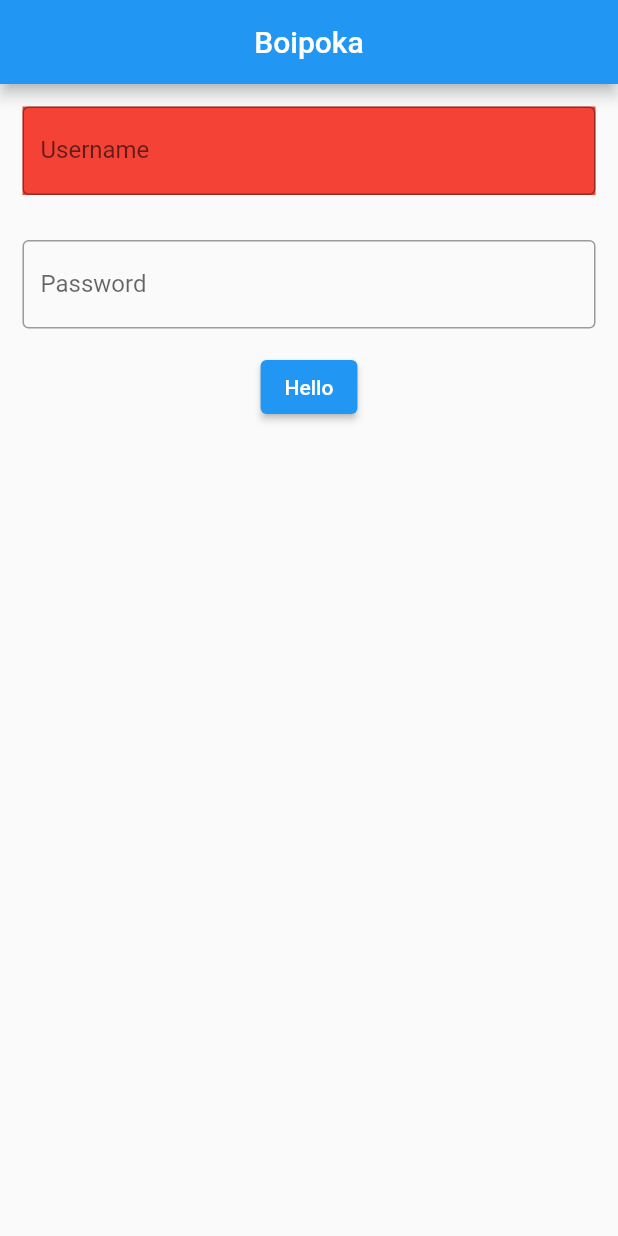
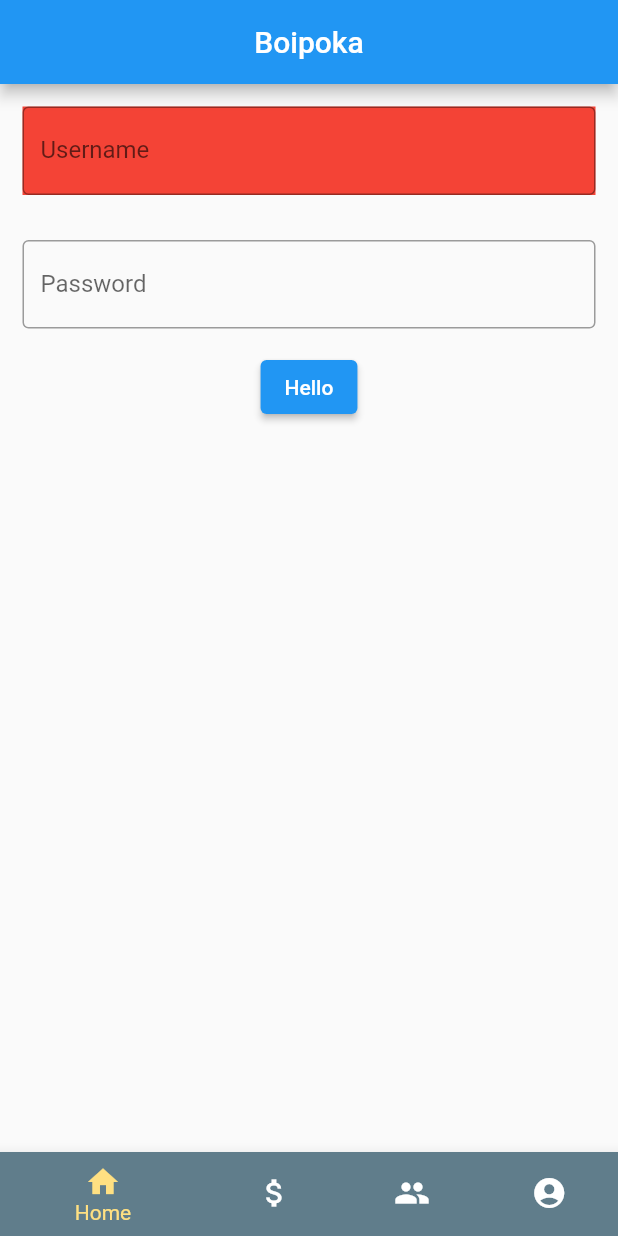
Before and after one commit to ShahriyarHussain/boipoka_mobile, a Flutter app: the screen it shows after launch, on a phone screen of 412 x 824 dp. Run offline on Flutter 3.47's test engine with Material 2 defaults, Android fonts, the phone set to English and light mode, and no system bars; our stand-ins replace flutter_secure_storage; missing offline and left inert: dart:ffi.

Commit message:
Add navbar

```diff
--- /dev/null
+++ b/lib/Routes/post_list_route.dart
@@ -0,0 +1,11 @@
+import 'package:flutter/material.dart';
+import 'package:boipoka_mobile/community/post_list.dart';
+
+class PostListRoute extends StatelessWidget {
+  const PostListRoute({Key? key}) : super(key: key);
+
+  @override
+  Widget build(BuildContext context) {
+    return const PostList();
+  }
+}
--- a/lib/auth/login.dart
+++ b/lib/auth/login.dart
@@ -1,6 +1,5 @@
 import 'dart:convert';
 import 'dart:developer';
-import 'dart:html';
 import 'package:http/http.dart' as http;
 import 'package:flutter/material.dart';
 import 'package:flutter_secure_storage/flutter_secure_storage.dart';
--- a/lib/community/post_list.dart
+++ b/lib/community/post_list.dart
@@ -19,13 +19,10 @@ class _PostListState extends State<PostList> {
   Future<void> getRequest() async {
     log('Button clicked');
     try {
-      final url = Uri.parse('$urlPrefix/api/posts');
+      final url = Uri.parse('$urlPrefix/api/posts/');
       log('url: $url');
       Response response = await get(url);
       log('response: $response');
-      text =
-          'Status code: ${response.statusCode} \n header: ${response.headers} \n body: ${response.body} ';
-      log(text);
     } catch (e) {
       log('exception: $e');
       text = '$e';
--- a/lib/main.dart
+++ b/lib/main.dart
@@ -1,3 +1,5 @@
+import 'package:boipoka_mobile/Routes/post_list_route.dart';
+import 'package:boipoka_mobile/navbar.dart';
 import 'package:flutter/material.dart';
 import 'community/post_list.dart';
 import 'auth/login.dart';
@@ -13,12 +15,18 @@ class AppMain extends StatelessWidget {
   @override
   Widget build(BuildContext context) {
     return MaterialApp(
+      title: 'Root widget',
+      initialRoute: '/',
+      routes: {
+        '/postList': (context) => const PostListRoute(),
+      },
       home: Scaffold(
         appBar: AppBar(
           backgroundColor: Colors.blue,
           title: const Text('Boipoka'),
           centerTitle: true,
         ),
+        bottomNavigationBar: Navbar(),
         body: const Center(
           child: Login(),
         ),
--- /dev/null
+++ b/lib/navbar.dart
@@ -0,0 +1,45 @@
+import 'package:flutter/material.dart';
+
+class Navbar extends StatefulWidget {
+  const Navbar({Key? key}) : super(key: key);
+
+  @override
+  _NavbarState createState() => _NavbarState();
+}
+
+class _NavbarState extends State<Navbar> {
+  int _selectedIndex = 0;
+
+  void _onItemTapped(int index) {
+    setState(() {
+      _selectedIndex = index;
+    });
+  }
+
+  @override
+  Widget build(BuildContext context) {
+    return BottomNavigationBar(
+      items: const <BottomNavigationBarItem>[
+        BottomNavigationBarItem(
+            icon: Icon(Icons.home),
+            label: 'Home',
+            backgroundColor: Colors.blueGrey),
+        BottomNavigationBarItem(
+            icon: Icon(Icons.attach_money),
+            label: 'Trade',
+            backgroundColor: Colors.blueGrey),
+        BottomNavigationBarItem(
+            icon: Icon(Icons.group),
+            label: 'Community',
+            backgroundColor: Colors.blueGrey),
+        BottomNavigationBarItem(
+            icon: Icon(Icons.account_circle),
+            label: 'Account',
+            backgroundColor: Colors.blueGrey),
+      ],
+      currentIndex: _selectedIndex,
+      selectedItemColor: Colors.amber[200],
+      onTap: _onItemTapped,
+    );
+  }
+}
```
